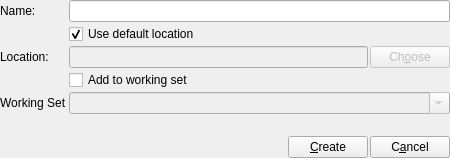
Above: resources/ui/dialogs/newproject.ui from prymatex/prymatex before the change. Below: the same form after it.
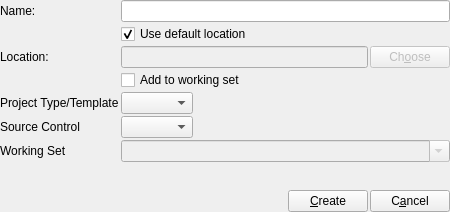
That is the form after the change. Icons and pictures are not drawn.

Commit message: New project dialog

The edit to the form file:
```diff
--- a/resources/ui/dialogs/newproject.ui
+++ b/resources/ui/dialogs/newproject.ui
@@ -10,7 +10,7 @@
     <x>0</x>
     <y>0</y>
     <width>450</width>
-    <height>158</height>
+    <height>212</height>
    </rect>
   </property>
   <property name="windowTitle">
@@ -70,14 +70,14 @@
        </item>
       </layout>
      </item>
-     <item row="4" column="0">
+     <item row="6" column="0">
       <widget class="QLabel" name="label3">
        <property name="text">
         <string>Working Set</string>
        </property>
       </widget>
      </item>
-     <item row="4" column="1">
+     <item row="6" column="1">
       <widget class="QComboBox" name="comboBoxWorkingSet">
        <property name="enabled">
         <bool>false</bool>
@@ -113,6 +113,40 @@
        </property>
       </widget>
      </item>
+     <item row="5" column="0">
+      <widget class="QLabel" name="label">
+       <property name="text">
+        <string>Source Control</string>
+       </property>
+      </widget>
+     </item>
+     <item row="5" column="1">
+      <widget class="QComboBox" name="comboBoxSourceControl">
+       <property name="sizePolicy">
+        <sizepolicy hsizetype="Maximum" vsizetype="Fixed">
+         <horstretch>0</horstretch>
+         <verstretch>0</verstretch>
+        </sizepolicy>
+       </property>
+      </widget>
+     </item>
+     <item row="4" column="0">
+      <widget class="QLabel" name="label_2">
+       <property name="text">
+        <string>Project Type/Template</string>
+       </property>
+      </widget>
+     </item>
+     <item row="4" column="1">
+      <widget class="QComboBox" name="comboBoxProjectTemplate">
+       <property name="sizePolicy">
+        <sizepolicy hsizetype="Maximum" vsizetype="Fixed">
+         <horstretch>0</horstretch>
+         <verstretch>0</verstretch>
+        </sizepolicy>
+       </property>
+      </widget>
+     </item>
     </layout>
    </item>
    <item>
```
The commit also changes 1 other file.
